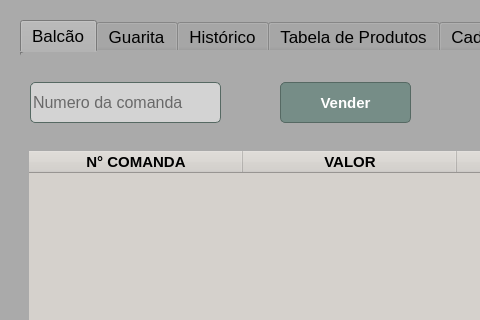
This is comanda.ui in Pindoba/Comanda-pre as Qt 5 draws it before an edit; both pictures show x 0 to 480 and y 0 to 320 of the 854 by 683 pixel window. The edited form follows.
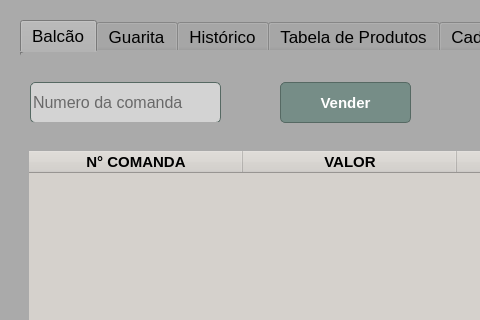
This is the edited form.

```diff
--- a/comanda.ui
+++ b/comanda.ui
@@ -247,6 +247,29 @@
             <string>Vender</string>
            </property>
           </widget>
+          <widget class="QLabel" name="label_11">
+           <property name="geometry">
+            <rect>
+             <x>10</x>
+             <y>60</y>
+             <width>221</width>
+             <height>21</height>
+            </rect>
+           </property>
+           <property name="font">
+            <font>
+             <pointsize>11</pointsize>
+             <weight>50</weight>
+             <bold>false</bold>
+            </font>
+           </property>
+           <property name="styleSheet">
+            <string notr="true">color: rgb(255, 0, 0);</string>
+           </property>
+           <property name="text">
+            <string/>
+           </property>
+          </widget>
          </widget>
         </widget>
         <widget class="QWidget" name="tab_2">
```
Left out of the diff: 6 changed lines with no effect on the pictures.
